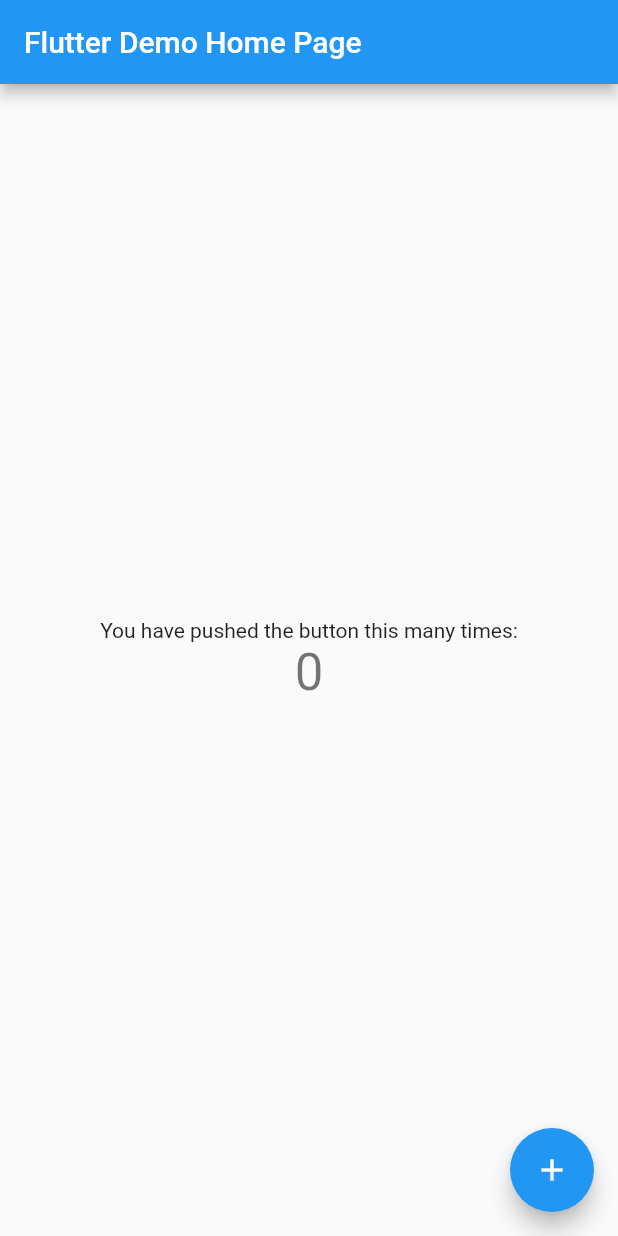
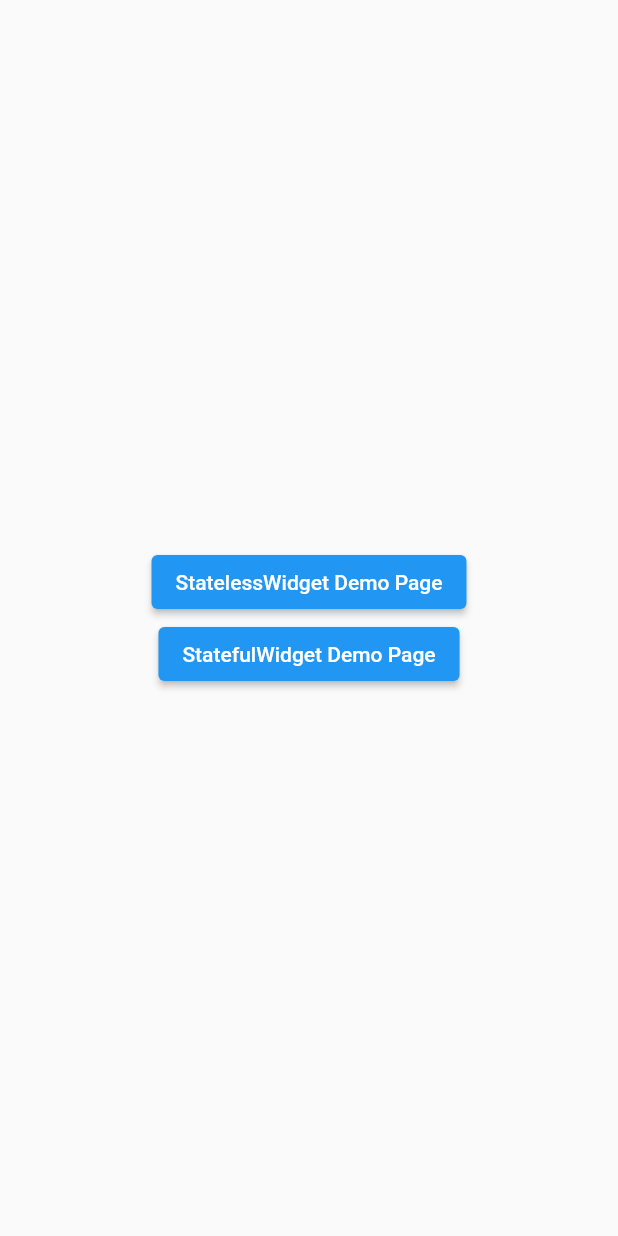
Before and after one commit to SuniDev/flutter-sfw-vs-slw, a Flutter app: the screen it shows after launch, on a phone screen of 412 x 824 dp. Run offline on Flutter 3.47's test engine with Material 2 defaults, Android fonts, the phone set to English and light mode, and no system bars.

Commit message:
feat : StatefulWidget과 StatelessWidget Demo

```diff
--- a/flutter_sfw_vs_slw/lib/main.dart
+++ b/flutter_sfw_vs_slw/lib/main.dart
@@ -1,4 +1,6 @@
 import 'package:flutter/material.dart';
+import 'package:flutter_sfw_vs_slw/sfw_page.dart';
+import 'package:flutter_sfw_vs_slw/slw_page.dart';
 
 void main() {
   runApp(const MyApp());
@@ -11,7 +13,8 @@ class MyApp extends StatelessWidget {
   @override
   Widget build(BuildContext context) {
     return MaterialApp(
-      title: 'Flutter Demo',
+      debugShowCheckedModeBanner: false,
+      title: 'SFW vs SLW Demo',
       theme: ThemeData(
         // This is the theme of your application.
         //
@@ -24,92 +27,40 @@ class MyApp extends StatelessWidget {
         // is not restarted.
         primarySwatch: Colors.blue,
       ),
-      home: const MyHomePage(title: 'Flutter Demo Home Page'),
+      home: HomePage(),
     );
   }
 }
 
-class MyHomePage extends StatefulWidget {
-  const MyHomePage({Key? key, required this.title}) : super(key: key);
-
-  // This widget is the home page of your application. It is stateful, meaning
-  // that it has a State object (defined below) that contains fields that affect
-  // how it looks.
-
-  // This class is the configuration for the state. It holds the values (in this
-  // case the title) provided by the parent (in this case the App widget) and
-  // used by the build method of the State. Fields in a Widget subclass are
-  // always marked "final".
-
-  final String title;
-
-  @override
-  State<MyHomePage> createState() => _MyHomePageState();
-}
-
-class _MyHomePageState extends State<MyHomePage> {
-  int _counter = 0;
-
-  void _incrementCounter() {
-    setState(() {
-      // This call to setState tells the Flutter framework that something has
-      // changed in this State, which causes it to rerun the build method below
-      // so that the display can reflect the updated values. If we changed
-      // _counter without calling setState(), then the build method would not be
-      // called again, and so nothing would appear to happen.
-      _counter++;
-    });
-  }
-
+class HomePage extends StatelessWidget {
   @override
   Widget build(BuildContext context) {
-    // This method is rerun every time setState is called, for instance as done
-    // by the _incrementCounter method above.
-    //
-    // The Flutter framework has been optimized to make rerunning build methods
-    // fast, so that you can just rebuild anything that needs updating rather
-    // than having to individually change instances of widgets.
     return Scaffold(
-      appBar: AppBar(
-        // Here we take the value from the MyHomePage object that was created by
-        // the App.build method, and use it to set our appbar title.
-        title: Text(widget.title),
-      ),
       body: Center(
-        // Center is a layout widget. It takes a single child and positions it
-        // in the middle of the parent.
         child: Column(
-          // Column is also a layout widget. It takes a list of children and
-          // arranges them vertically. By default, it sizes itself to fit its
-          // children horizontally, and tries to be as tall as its parent.
-          //
-          // Invoke "debug painting" (press "p" in the console, choose the
-          // "Toggle Debug Paint" action from the Flutter Inspector in Android
-          // Studio, or the "Toggle Debug Paint" command in Visual Studio Code)
-          // to see the wireframe for each widget.
-          //
-          // Column has various properties to control how it sizes itself and
-          // how it positions its children. Here we use mainAxisAlignment to
-          // center the children vertically; the main axis here is the vertical
-          // axis because Columns are vertical (the cross axis would be
-          // horizontal).
           mainAxisAlignment: MainAxisAlignment.center,
-          children: <Widget>[
-            const Text(
-              'You have pushed the button this many times:',
+          children: [
+            ElevatedButton(
+              onPressed: () {
+                Navigator.push(
+                  context,
+                  MaterialPageRoute(builder: (context) => SLWPage()),
+                );
+              },
+              child: const Text('StatelessWidget Demo Page'),
             ),
-            Text(
-              '$_counter',
-              style: Theme.of(context).textTheme.headline4,
-            ),
+            ElevatedButton(
+              onPressed: () {
+                Navigator.push(
+                  context,
+                  MaterialPageRoute(builder: (context) => SFWPage()),
+                );
+              },
+              child: const Text('StatefulWidget Demo Page'),
+            )
           ],
         ),
       ),
-      floatingActionButton: FloatingActionButton(
-        onPressed: _incrementCounter,
-        tooltip: 'Increment',
-        child: const Icon(Icons.add),
-      ), // This trailing comma makes auto-formatting nicer for build methods.
     );
   }
 }
--- /dev/null
+++ b/flutter_sfw_vs_slw/lib/sfw_page.dart
@@ -0,0 +1,42 @@
+import 'package:flutter/material.dart';
+
+class SFWPage extends StatefulWidget {
+  @override
+  _SFWPageState createState() => _SFWPageState();
+}
+
+class _SFWPageState extends State<SFWPage> {
+  int _count = 0;
+
+  @override
+  Widget build(BuildContext context) {
+    return MaterialApp(
+      debugShowCheckedModeBanner: false,
+      home: Scaffold(
+        appBar: AppBar(
+          title: const Text('StatefulWidget Demo'),
+        ),
+        body: Center(
+          child: Column(
+            mainAxisAlignment: MainAxisAlignment.center,
+            children: [
+              Text(
+                "$_count",
+                style: const TextStyle(fontSize: 30),
+              ),
+              ElevatedButton(
+                onPressed: () {
+                  setState(() {
+                    _count++;
+                    print('onPressed : $_count');
+                  });
+                },
+                child: const Text('+'),
+              ),
+            ],
+          ),
+        ),
+      ),
+    );
+  }
+}
```
Also changed, not shown: flutter_sfw_vs_slw/lib/slw_page.dart (added, +35 -0 lines), 1 other file.
